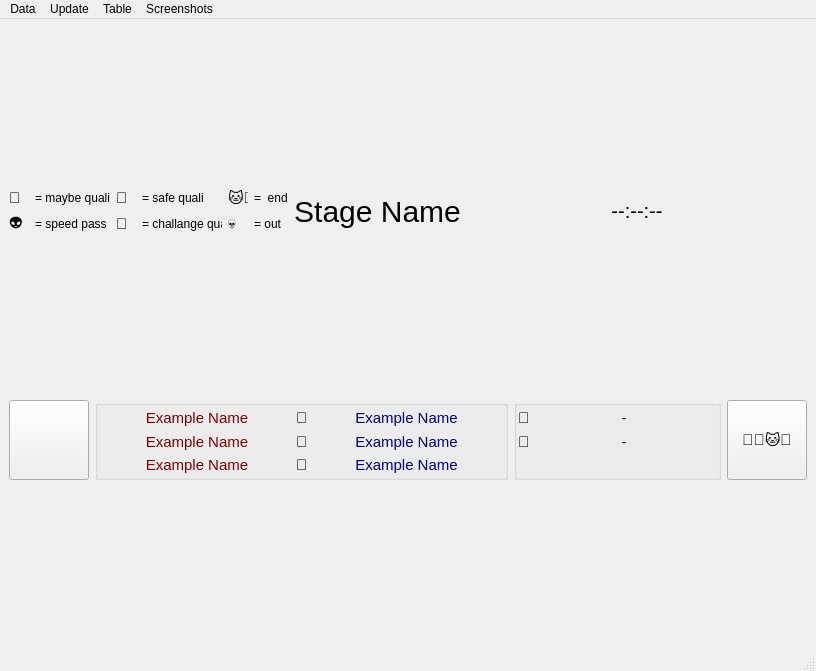
Above: code/ncm_win_ranking_stage.ui from DavidEilenstein/Ninja_Competition_Manager before the change. Below: the same form after it.
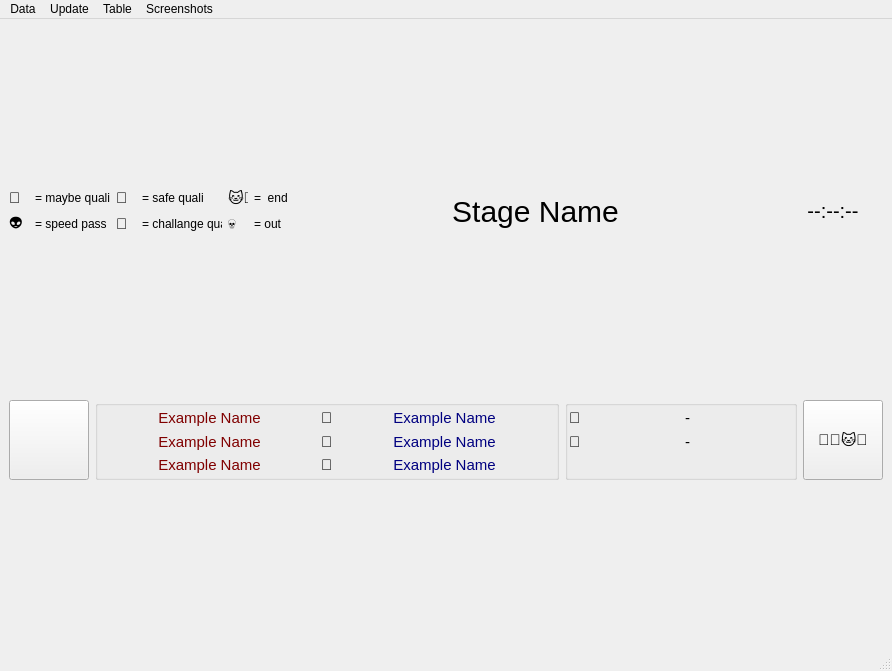
That is the form after the change.

Commit message: challenge win ranking ui

Patch:
```diff
--- a/code/ncm_win_ranking_stage.ui
+++ b/code/ncm_win_ranking_stage.ui
@@ -6,7 +6,7 @@
    <rect>
     <x>0</x>
     <y>0</y>
-    <width>804</width>
+    <width>892</width>
     <height>671</height>
    </rect>
   </property>
@@ -102,7 +102,7 @@
        <widget class="QLabel" name="label_Time">
         <property name="minimumSize">
          <size>
-          <width>340</width>
+          <width>100</width>
           <height>46</height>
          </size>
         </property>
@@ -713,7 +713,7 @@
     <rect>
      <x>0</x>
      <y>0</y>
-     <width>804</width>
+     <width>892</width>
      <height>21</height>
     </rect>
    </property>
```
Left out of the diff: 702 changed lines with no effect on the pictures. The commit also changes 5 other files.
